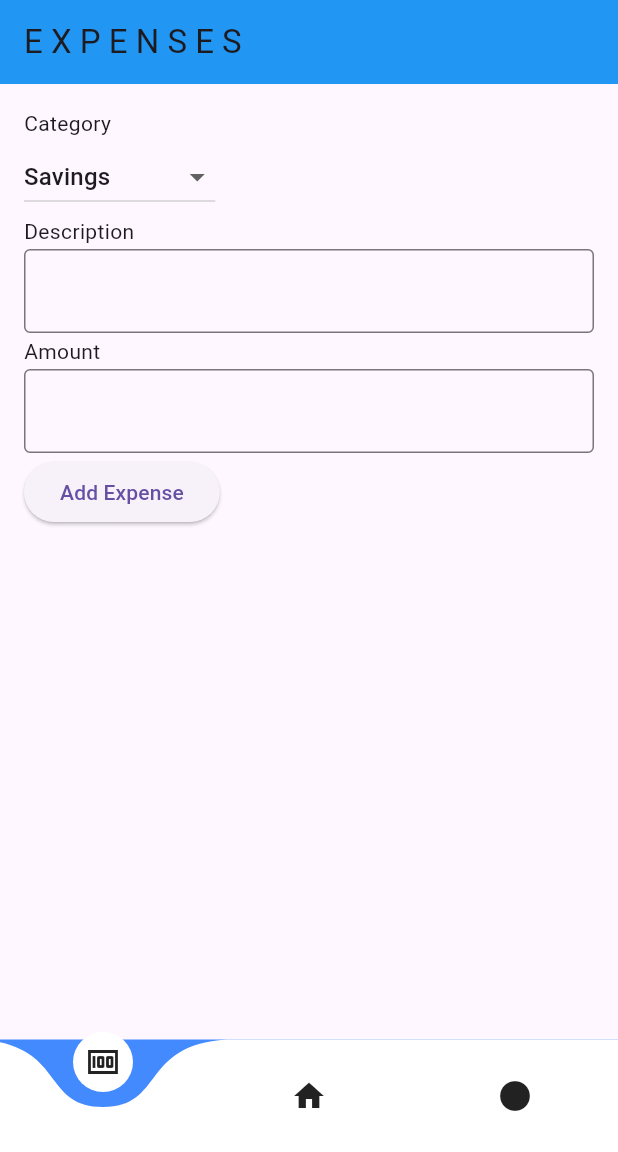
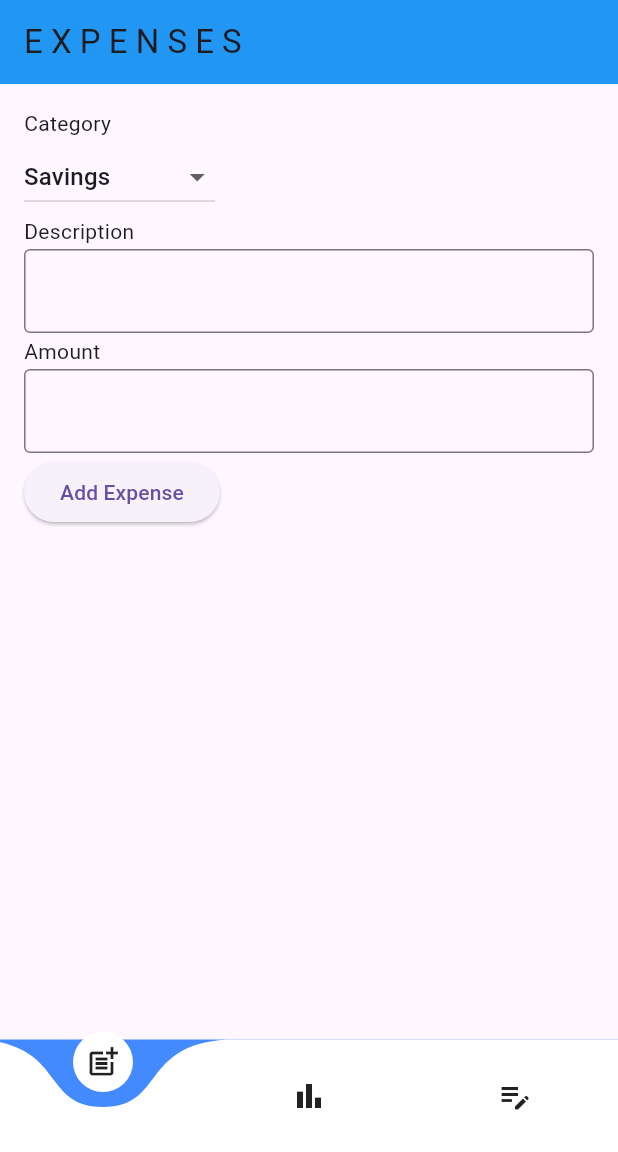
Before and after one commit to ckim97/pennywise, a Flutter app: the screen it shows after launch, on a phone screen of 412 x 824 dp, the part 84-1236 px from its top. Run offline on Flutter 3.47's test engine with Material 3 defaults, Android fonts, the phone set to English and light mode, and no system bars; drawn by our look-alikes of curved_navigation_bar; our stand-ins replace firebase_core, fl_chart, flutter_signin_button; accounts and stored records are empty; network calls fail.

Commit message:
updated icons

```diff
--- a/flutter_application_1/lib/main.dart
+++ b/flutter_application_1/lib/main.dart
@@ -31,9 +31,9 @@ class _MyAppState extends State<MyApp> {
           animationDuration: Duration(milliseconds: 300),
           index: _currentIndex,
           items: [
-            Icon(Icons.money),
-            Icon(Icons.home),
-            Icon(Icons.circle),
+            Icon(Icons.post_add),
+            Icon(Icons.bar_chart_sharp),
+            Icon(Icons.edit_note),
           ],
           onTap: (index) {
             setState(() {
```
